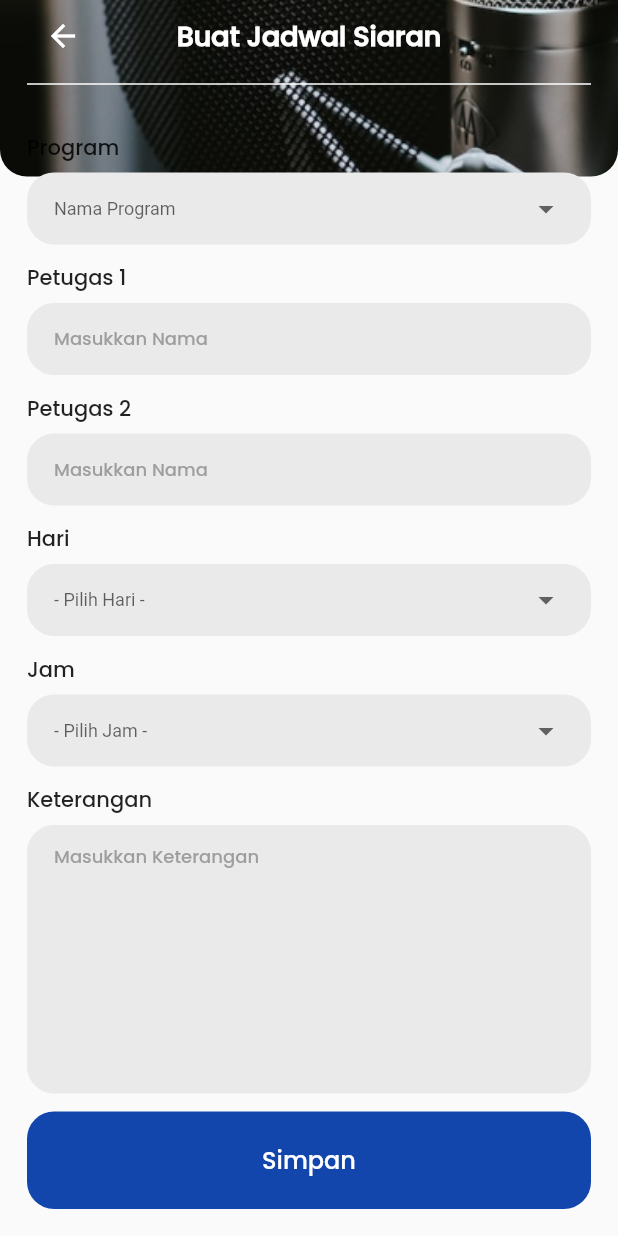
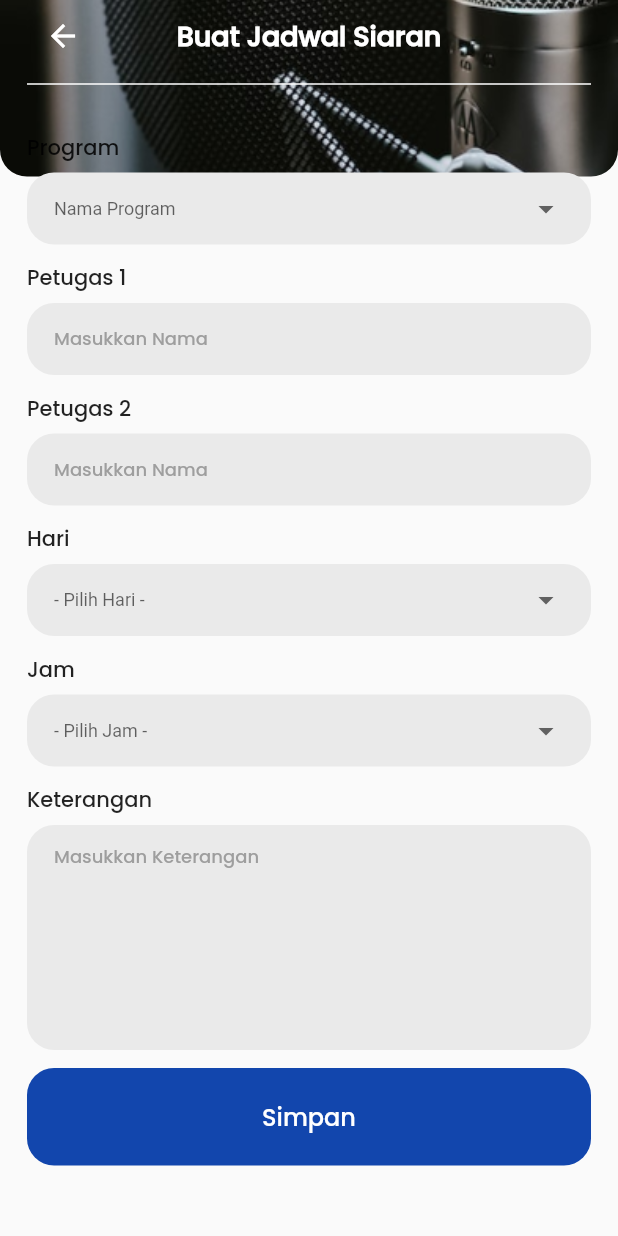
Before and after one commit to hoesk1ee/radio_valore, a Flutter app: the AddBroadcastSchedulePage screen opened directly, on a phone screen of 412 x 824 dp. Run offline on Flutter 3.47's test engine with Material 2 defaults, Android fonts, the phone set to English and light mode, and no system bars.

```diff
--- a/lib/pages/addBcShedule_page.dart
+++ b/lib/pages/addBcShedule_page.dart
@@ -41,6 +41,11 @@ class _AddBroadcastSchedulePageState extends State<AddBroadcastSchedulePage> {
                   CustomHeaderContent(label: "Buat Jadwal Siaran"),
                   bottomLine,
                   //Form Content
+                  Expanded(
+                    child: SingleChildScrollView(
+                      child: Column(
+                        crossAxisAlignment: CrossAxisAlignment.start,
+                        children: [
                           Text("Program"),
                           CustomDropDownButton(
                             hintText: Text("Nama Program"),
@@ -94,11 +99,10 @@ class _AddBroadcastSchedulePageState extends State<AddBroadcastSchedulePage> {
                           const SizedBox(
                             height: 6,
                           ),
-                  Expanded(
-                    child: CustomMultiLineTextField(
+                          CustomMultiLineTextField(
+                            height: 150,
                             controller: _descriptionController,
                             hintText: "Masukkan Keterangan",
-                    ),
                           ),
                           const SizedBox(
                             height: 12,
@@ -111,6 +115,10 @@ class _AddBroadcastSchedulePageState extends State<AddBroadcastSchedulePage> {
                         ],
                       ),
                     ),
+                  ),
+                ],
+              ),
+            ),
           )
         ],
       ),
--- a/lib/resources/custom_MultiLineTextField.dart
+++ b/lib/resources/custom_MultiLineTextField.dart
@@ -4,15 +4,17 @@ import 'constant.dart';
 
 class CustomMultiLineTextField extends StatelessWidget {
   const CustomMultiLineTextField(
-      {Key? key, required this.controller, required this.hintText})
+      {Key? key, required this.controller, required this.hintText, this.height})
       : super(key: key);
 
   final TextEditingController controller;
   final String hintText;
+  final double? height;
 
   @override
   Widget build(BuildContext context) {
     return Container(
+      height: height,
       decoration: BoxDecoration(
         color: const Color(0xFFEAEAEA),
         borderRadius: BorderRadius.circular(18),
```
Lines whose indentation alone changed are shown as unchanged.
